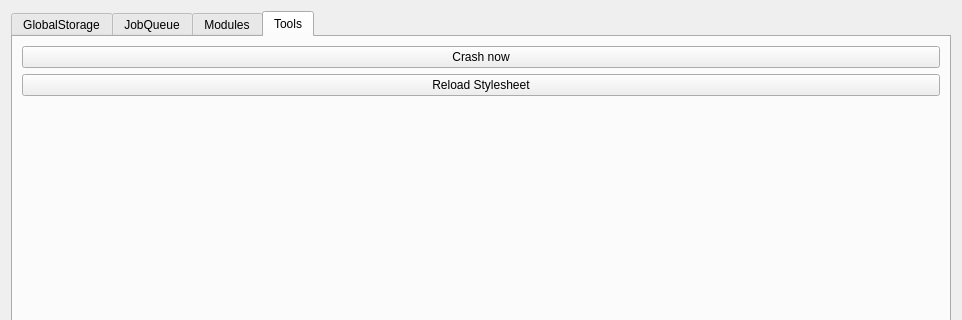
Above: src/libcalamaresui/utils/DebugWindow.ui from calamares/calamares before the change; both pictures show x 0 to 962 and y 0 to 320 of the 962 by 651 pixel window. Below: the same form after it.
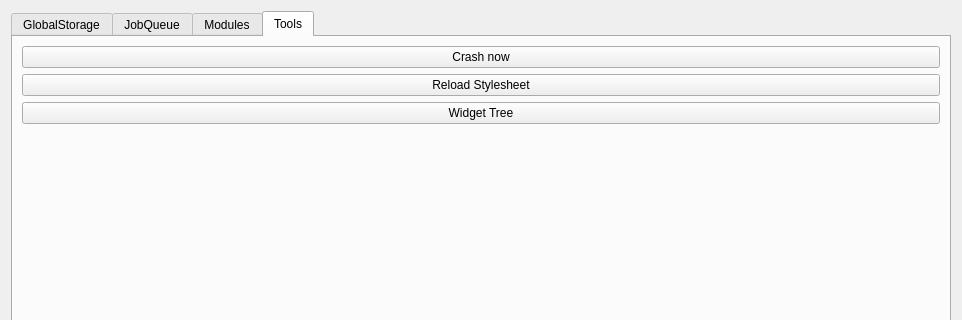
That is the form after the change. The open tabs and pages were chosen to show the change.

Commit message:
[libcalamaresui] Debug-tool to dump widget tree
 - Adds another tool to the debug window, which dumps (to the debug
   log) a tree-like view of all the widgets in the application.
   This can be used when writing stylesheets.

```diff
--- a/src/libcalamaresui/utils/DebugWindow.ui
+++ b/src/libcalamaresui/utils/DebugWindow.ui
@@ -107,6 +107,13 @@
          </property>
         </widget>
        </item>
+       <item>
+        <widget class="QPushButton" name="widgetTreeButton">
+         <property name="text">
+          <string>Widget Tree</string>
+         </property>
+        </widget>
+       </item>
        <item>
         <spacer name="verticalSpacer">
          <property name="orientation">
```
The commit also changes 1 other file.
